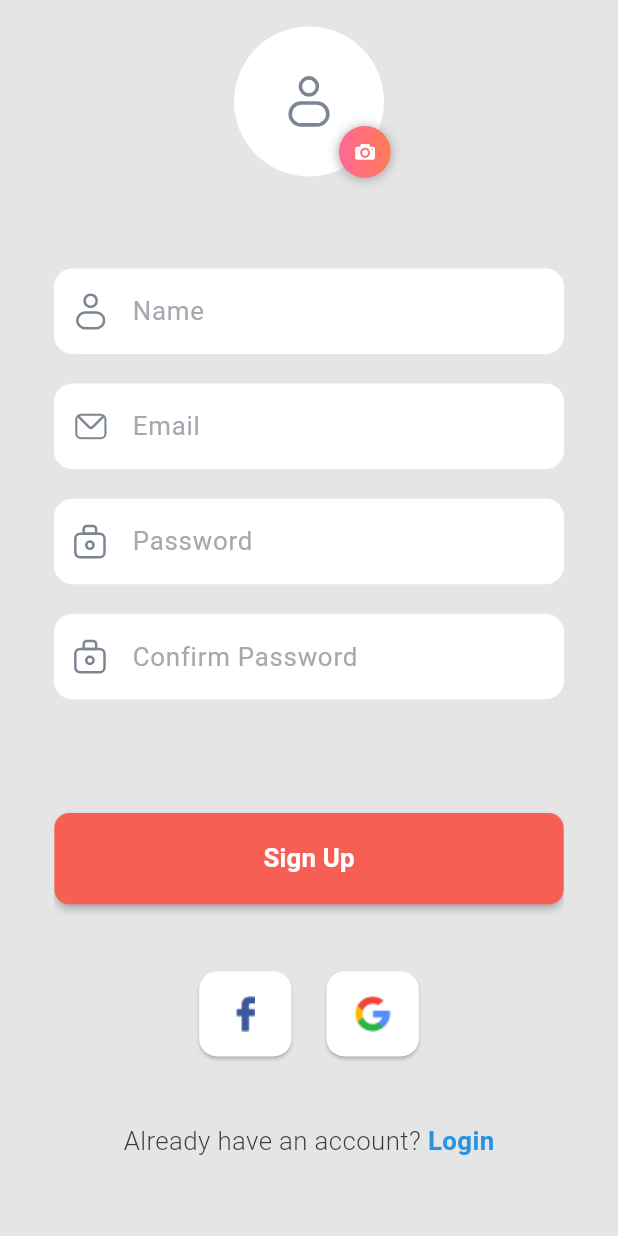
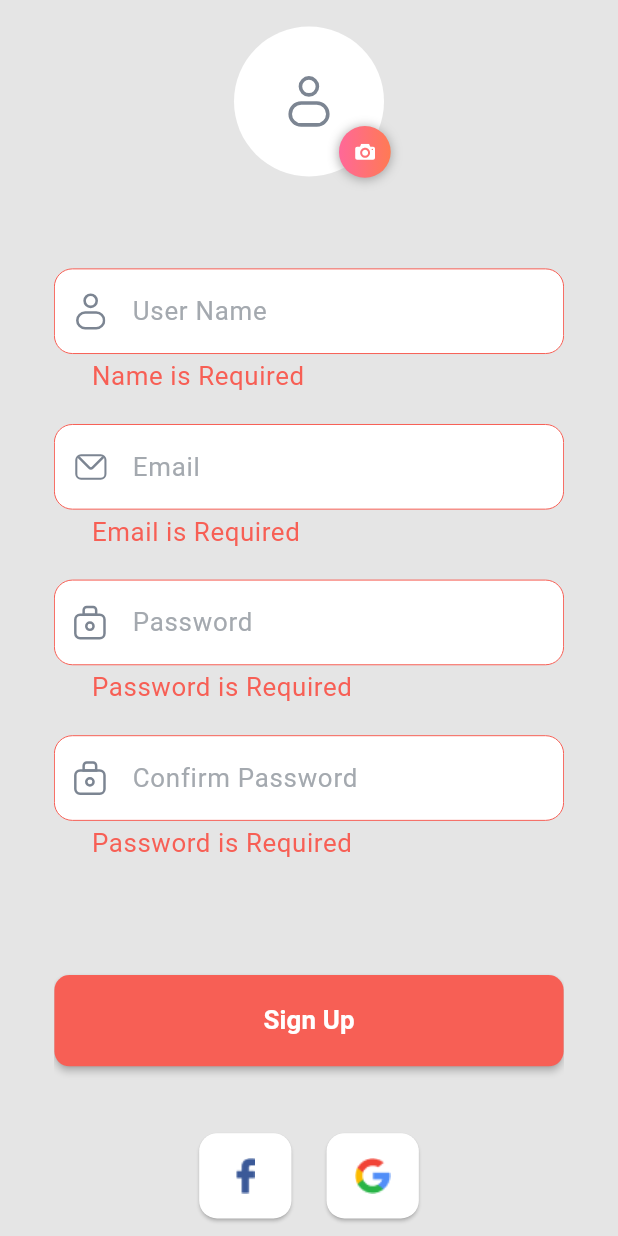
Before and after one commit to shaunhossain/dokan_demo, a Flutter app: the RegistrationPage screen opened by its route, scrolled down 44 dp, after a tap on "Sign Up", on a phone screen of 412 x 824 dp. Run offline on Flutter 3.47's test engine with Material 3 defaults, Android fonts, the phone set to English and light mode, and no system bars; drawn by our look-alikes of cached_network_image; our stand-ins replace bloc, dartz, dio, dotted_border, flutter_bloc, flutter_rating_bar and 8 more; accounts and stored records are empty; network calls fail; project files that could hold a hidden picture were left out.

Commit message:
- add registration feature with bloc and service class

```diff
--- a/lib/data/api_service/auth_api_service.dart
+++ b/lib/data/api_service/auth_api_service.dart
@@ -3,6 +3,7 @@ import 'package:dio/dio.dart';
 import 'package:dokan_demo/core/endpoints/api_endpoints.dart';
 import 'package:dokan_demo/domain/error_response/error_response.dart';
 import 'package:dokan_demo/domain/login_response/login_response.dart';
+import 'package:dokan_demo/domain/registration_error_response/registration_error_response.dart';
 import 'package:dokan_demo/domain/registration_response/registration_response.dart';
 
 abstract class AuthApiService {
@@ -20,7 +21,7 @@ abstract class AuthApiService {
       {required String userName,
         required String password});
 
-  Future<Either<ErrorResponse, List<RegistrationResponse>>> signUp(
+  Future<Either<RegistrationErrorResponse, List<RegistrationResponse>>> signUp(
       {required String username,
         required String email,
         required String password});
--- a/lib/data/repository/auth_repository.dart
+++ b/lib/data/repository/auth_repository.dart
@@ -2,6 +2,7 @@ import 'package:dartz/dartz.dart';
 import 'package:dokan_demo/data/api_service/auth_api_service.dart';
 import 'package:dokan_demo/domain/error_response/error_response.dart';
 import 'package:dokan_demo/domain/login_response/login_response.dart';
+import 'package:dokan_demo/domain/registration_error_response/registration_error_response.dart';
 import 'package:dokan_demo/domain/registration_response/registration_response.dart';
 import 'package:injectable/injectable.dart';
 
@@ -13,7 +14,7 @@ abstract class AuthRepository {
   Future<Either<ErrorResponse, List<LoginResponse>>> login(
       {required String userName,
         required String password});
-  Future<Either<ErrorResponse, List<RegistrationResponse>>> signUp(
+  Future<Either<RegistrationErrorResponse, List<RegistrationResponse>>> signUp(
       {required String username,
         required String email,
         required String password});
@@ -29,7 +30,7 @@ class IAuthRepository extends AuthRepository {
   }
 
   @override
-  Future<Either<ErrorResponse, List<RegistrationResponse>>> signUp({required String username, required String email, required String password}) {
+  Future<Either<RegistrationErrorResponse, List<RegistrationResponse>>> signUp({required String username, required String email, required String password}) {
     return authApiService.signUp(username: username, email: email, password: password);
   }
 
--- /dev/null
+++ b/lib/domain/registration_error_response/registration_error_response.dart
@@ -0,0 +1,28 @@
+import 'package:freezed_annotation/freezed_annotation.dart';
+
+part 'registration_error_response.freezed.dart';
+part 'registration_error_response.g.dart';
+
+@freezed
+class RegistrationErrorResponse with _$RegistrationErrorResponse {
+  const factory RegistrationErrorResponse({
+    @JsonKey(name: "code")
+    int? code,
+    @JsonKey(name: "message")
+    String? message,
+    @JsonKey(name: "data")
+    Data? data,
+  }) = _RegistrationErrorResponse;
+
+  factory RegistrationErrorResponse.fromJson(Map<String, dynamic> json) => _$RegistrationErrorResponseFromJson(json);
+}
+
+@freezed
+class Data with _$Data {
+  const factory Data({
+    @JsonKey(name: "status")
+    int? status,
+  }) = _Data;
+
+  factory Data.fromJson(Map<String, dynamic> json) => _$DataFromJson(json);
+}
--- a/lib/presentation/bloc/registation_bloc/registration_event.dart
+++ b/lib/presentation/bloc/registation_bloc/registration_event.dart
@@ -2,8 +2,10 @@ part of 'registration_bloc.dart';
 
 @freezed
 class RegistrationEvent with _$RegistrationEvent {
-  const factory RegistrationEvent.signUp({required String firstName,
+  const factory RegistrationEvent.signUp({
     required String userName,
     required String email,
-    required String password}) = _SignUp;
+    required String password,
+    required String confirmPassword,
+  }) = _SignUp;
 }
--- a/lib/presentation/bloc/registation_bloc/registration_state.dart
+++ b/lib/presentation/bloc/registation_bloc/registration_state.dart
@@ -5,6 +5,6 @@ part of 'registration_bloc.dart';
 class RegistrationState with _$RegistrationState {
   const factory RegistrationState.initial() = _Initial;
   const factory RegistrationState.isLoading() = _IsLoading;
-  const factory RegistrationState.isError(ErrorResponse errorResponse) =_IsError;
-  const factory RegistrationState. registered(bool status) = _Registered;
+  const factory RegistrationState.isError(RegistrationErrorResponse errorResponse) =_IsError;
+  const factory RegistrationState. registered(bool status,RegistrationResponse? registration) = _Registered;
 }
--- a/lib/presentation/ui/pages/auth/registration/registration_page.dart
+++ b/lib/presentation/ui/pages/auth/registration/registration_page.dart
@@ -1,10 +1,14 @@
 import 'package:cached_network_image/cached_network_image.dart';
 import 'package:dokan_demo/core/app_colors.dart';
 import 'package:dokan_demo/core/styles.dart';
+import 'package:dokan_demo/core/validatator/validator.dart';
+import 'package:dokan_demo/presentation/bloc/registation_bloc/registration_bloc.dart';
 import 'package:dokan_demo/presentation/navigation/page_name.dart';
+import 'package:dokan_demo/presentation/ui/widgets/auth/custom_login_loader_indicator.dart';
 import 'package:dokan_demo/presentation/ui/widgets/auth/social_button.dart';
 import 'package:flutter/gestures.dart';
 import 'package:flutter/material.dart';
+import 'package:flutter_bloc/flutter_bloc.dart';
 import 'package:flutter_screenutil/flutter_screenutil.dart';
 import 'package:flutter_svg/svg.dart';
 import 'package:go_router/go_router.dart';
@@ -36,7 +40,22 @@ class _RegistrationPageState extends State<RegistrationPage> {
 
   @override
   Widget build(BuildContext context) {
-    return Scaffold(
+    return BlocListener<RegistrationBloc, RegistrationState>(
+      listener: (context, state) {
+        state.maybeWhen(
+            orElse: () {},
+            registered: (value, response) {
+              if (value == true) {
+                context.go(PagesName.loginPage.path);
+                ScaffoldMessenger.of(context).showSnackBar(SnackBar(
+                    backgroundColor: Theme.of(context).primaryColorLight,
+                    content: Text(response?.message ?? "",
+                        style: latoBMRegularStyle(
+                            Theme.of(context).highlightColor))));
+              }
+            });
+      },
+      child: Scaffold(
         body: Padding(
           padding: EdgeInsets.symmetric(
             horizontal: 33.w,
@@ -63,8 +82,7 @@ class _RegistrationPageState extends State<RegistrationPage> {
                               aspectRatio: 1,
                               child: ClipOval(
                                 child: CachedNetworkImage(
-                                imageUrl:
-                                "",
+                                  imageUrl: "",
                                   fit: BoxFit.cover,
                                   placeholder: (context, url) => Center(
                                       child: SizedBox(
@@ -74,8 +92,7 @@ class _RegistrationPageState extends State<RegistrationPage> {
                                               const CircularProgressIndicator(
                                             strokeWidth: 1,
                                           ))),
-                                errorWidget:
-                                    (context, url, error) =>
+                                  errorWidget: (context, url, error) =>
                                       SvgPicture.asset(
                                     'assets/avatar_icon.svg',
                                     width: 25.w,
@@ -114,8 +131,8 @@ class _RegistrationPageState extends State<RegistrationPage> {
                                 ),
                               ],
                             ),
-                          child: SvgPicture.asset(
-                              'assets/add_photo_icon.svg'),
+                            child:
+                                SvgPicture.asset('assets/add_photo_icon.svg'),
                           ),
                         ),
                       )
@@ -135,7 +152,7 @@ class _RegistrationPageState extends State<RegistrationPage> {
                           style: robotoBLStyle(Colors.black),
                           controller: _userName,
                           keyboardType: TextInputType.name,
-                        // validator: validateEmail,
+                          validator: validateName,
                           decoration: InputDecoration(
                             prefixIcon: SvgPicture.asset(
                               "assets/user_name_icon.svg",
@@ -146,7 +163,7 @@ class _RegistrationPageState extends State<RegistrationPage> {
                                   .inputDecorationTheme
                                   .iconColor,
                             ),
-                          hintText: "Name",
+                            hintText: "User Name",
                           ),
                         ),
                         SizedBox(
@@ -156,7 +173,7 @@ class _RegistrationPageState extends State<RegistrationPage> {
                           style: robotoBLStyle(Colors.black),
                           controller: _email,
                           keyboardType: TextInputType.emailAddress,
-                        // validator: validateEmail,
+                          validator: validateEmail,
                           decoration: InputDecoration(
                             prefixIcon: SvgPicture.asset(
                               "assets/email_icon.svg",
@@ -174,10 +191,9 @@ class _RegistrationPageState extends State<RegistrationPage> {
                           height: 20.h,
                         ),
                         TextFormField(
-                        //obscureText: isObscurePassword,
                           controller: _password,
                           keyboardType: TextInputType.visiblePassword,
-                        //validator: validatePassword,
+                          validator: validatePassword,
                           style: robotoBLStyle(Colors.black),
                           decoration: InputDecoration(
                             prefixIcon: SvgPicture.asset(
@@ -196,10 +212,9 @@ class _RegistrationPageState extends State<RegistrationPage> {
                           height: 20.h,
                         ),
                         TextFormField(
-                        //obscureText: isObscurePassword,
                           controller: _confirmPassword,
                           keyboardType: TextInputType.visiblePassword,
-                        //validator: validatePassword,
+                          validator: validatePassword,
                           style: robotoBLStyle(Colors.black),
                           decoration: InputDecoration(
                             prefixIcon: SvgPicture.asset(
@@ -214,7 +229,20 @@ class _RegistrationPageState extends State<RegistrationPage> {
                             hintText: "Confirm Password",
                           ),
                         ),
-                      Visibility(
+                        BlocBuilder<RegistrationBloc, RegistrationState>(
+                            builder: (context, state) {
+                          return state.maybeWhen(isError: (error) {
+                            return Visibility(
+                                visible: true,
+                                child: Text(
+                                  error.message ?? "",
+                                  style: latoBLStyle(Theme.of(context)
+                                      .inputDecorationTheme
+                                      .errorStyle!
+                                      .color!),
+                                ));
+                          }, orElse: () {
+                            return Visibility(
                                 visible: false,
                                 child: Text(
                                   "error",
@@ -222,7 +250,9 @@ class _RegistrationPageState extends State<RegistrationPage> {
                                       .inputDecorationTheme
                                       .errorStyle!
                                       .color!),
-                          )),
+                                ));
+                          });
+                        }),
                         SizedBox(
                           height: 75.h,
                         ),
@@ -234,11 +264,34 @@ class _RegistrationPageState extends State<RegistrationPage> {
                           ),
                           minWidth: double.maxFinite,
                           height: 60.h,
-                          onPressed: () {},
-                          child: Text(
+                          onPressed: () {
+                            if (fromValidationKey.currentState!.validate()) {
+                              context.read<RegistrationBloc>().add(
+                                  RegistrationEvent.signUp(
+                                      userName: _userName.text,
+                                      email: _email.text,
+                                      password: _password.text,
+                                      confirmPassword: _confirmPassword.text));
+                            }
+                          },
+                          child:
+                              BlocBuilder<RegistrationBloc, RegistrationState>(
+                                  builder: (context, state) {
+                            return state.maybeWhen(isLoading: () {
+                              return const CustomLoginLoaderIndicator();
+                            }, isError: (error) {
+                              return Text(
                                 "Sign Up",
                                 style: robotoBLMediumStyle(Colors.white),
-                          )),
+                              );
+                            }, orElse: () {
+                              return Text(
+                                "Sign Up",
+                                style: robotoBLMediumStyle(Colors.white),
+                              );
+                            });
+                          }),
+                        ),
                         SizedBox(
                           height: 40.h,
                         ),
@@ -264,21 +317,22 @@ class _RegistrationPageState extends State<RegistrationPage> {
                         ),
                         Align(
                           alignment: Alignment.center,
-                        child: Text.rich(TextSpan(
-                          children: [
+                          child: Text.rich(TextSpan(children: [
                             TextSpan(
                               text: "Already have an account?",
-                              style: robotoBLThinStyle(LightModeColor.text.color),
+                              style:
+                                  robotoBLThinStyle(LightModeColor.text.color),
                             ),
                             TextSpan(
                               text: " Login",
-                              style: robotoBLBoldStyle(LightModeColor.loginTextButton.color),
-                              recognizer: TapGestureRecognizer()..onTap = () {
+                              style: robotoBLBoldStyle(
+                                  LightModeColor.loginTextButton.color),
+                              recognizer: TapGestureRecognizer()
+                                ..onTap = () {
                                   context.push(PagesName.loginPage.path);
                                 },
                             )
-                          ]
-                        )),
+                          ])),
                         ),
                         SizedBox(
                           height: 50.h,
@@ -289,6 +343,7 @@ class _RegistrationPageState extends State<RegistrationPage> {
             ),
           ),
         ),
+      ),
     );
   }
 }
```
Also changed, not shown: lib/data/api_service/i_auth_api_service.dart (+29 -9 lines), lib/presentation/bloc/registation_bloc/registration_bloc.dart (+12 -3 lines), lib/domain/registration_error_response/registration_error_response.freezed.dart (added), lib/domain/registration_error_response/registration_error_response.g.dart (added), lib/presentation/bloc/registation_bloc/registration_bloc.freezed.dart. Lines whose indentation alone changed are shown as unchanged.
